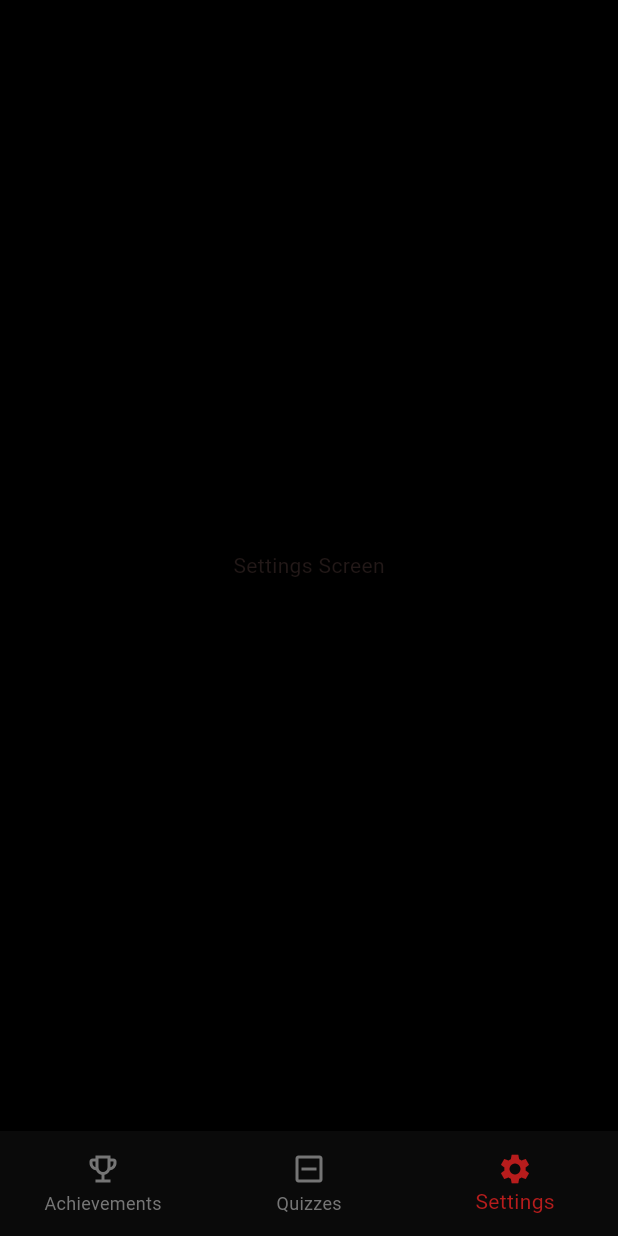
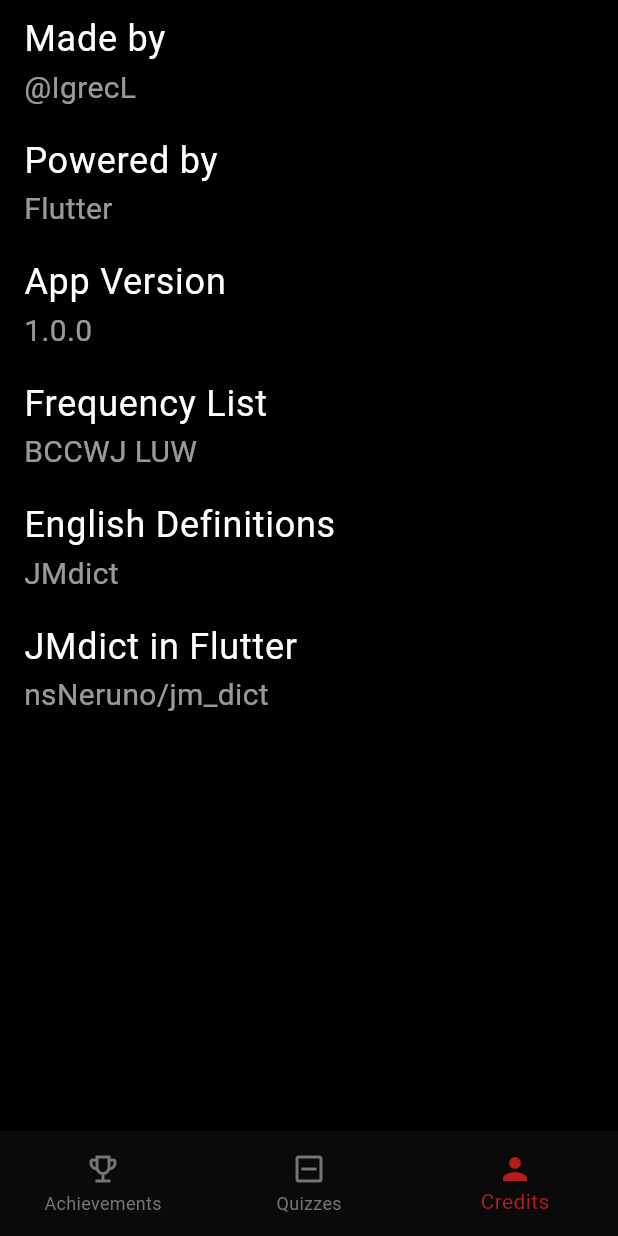
Before and after one commit to IgrecL/lets-goi, a Flutter app: the screen it shows after launch, item 3 of the bottom bar chosen, on a phone screen of 412 x 824 dp. Run offline on Flutter 3.47's test engine with Material 3 defaults, Android fonts, the phone set to English and light mode, and no system bars; our stand-ins replace shared_preferences.

Commit message:
Credits + no Anki

```diff
--- a/lib/main.dart
+++ b/lib/main.dart
@@ -1,7 +1,7 @@
 import 'package:flutter/material.dart';
 import 'package:letsgoi/screens/achievements.dart';
 import 'package:letsgoi/screens/quizzes.dart';
-import 'package:letsgoi/screens/settings.dart';
+import 'package:letsgoi/screens/credits.dart';
 
 void main() {
   runApp(const MyApp());
@@ -37,7 +37,7 @@
   final List<Widget> _children = [
     AchievementsScreen(),
     QuizzesScreen(),
-    SettingsScreen(),
+    CreditsScreen(),
   ];
 
   void onTabTapped(int index) {
@@ -69,8 +69,8 @@
               label: 'Quizzes',
             ),
             BottomNavigationBarItem(
-              icon: Icon(_currentIndex == 2 ? Icons.settings : Icons.settings_outlined),
-              label: 'Settings',
+              icon: Icon(_currentIndex == 2 ? Icons.person : Icons.person_outlined),
+              label: 'Credits',
             ),
           ],
         ),
--- /dev/null
+++ b/lib/screens/credits.dart
@@ -0,0 +1,43 @@
+import 'package:flutter/material.dart';
+import 'package:url_launcher/url_launcher.dart';
+
+void _launchURL(String url) async {
+  if (await canLaunchUrl(Uri.parse(url))) {
+    await launchUrl(Uri.parse(url));
+  } else {
+    throw 'Could not launch $url';
+  }
+}
+
+class CreditsScreen extends StatelessWidget {
+  @override
+  Widget build(BuildContext context) {
+    return Scaffold(
+      backgroundColor: Colors.black,
+      body: ListView(
+        children: [
+          _buildListTile('Made by', '@IgrecL', 'https://github.com/IgrecL/'),
+          _buildListTile('Powered by', 'Flutter', 'https://flutter.dev/'),
+          _buildListTile('App Version', '1.0.0', 'https://github.com/IgrecL/lets-goi'),
+          _buildListTile('Frequency List', 'BCCWJ LUW', 'https://clrd.ninjal.ac.jp/bccwj/en/freq-list.html'),
+          _buildListTile('English Definitions', 'JMdict', 'https://www.edrdg.org/wiki/index.php/JMdict-EDICT_Dictionary_Project'),
+          _buildListTile('JMdict in Flutter', 'nsNeruno/jm_dict', 'https://github.com/nsNeruno/jm_dict'),
+        ],
+      ),
+    );
+  }
+
+  ListTile _buildListTile(String title, String subtitle, String url) {
+    return ListTile(
+      title: Text(
+        title,
+        style: TextStyle(color: Colors.white, fontSize: 24), // Adjust the font size here
+      ),
+      subtitle: Text(
+        subtitle,
+        style: TextStyle(color: Colors.white60, fontSize: 20), // Adjust the font size here
+      ),
+      onTap: url != '' ? () => _launchURL(url) : null,
+    );
+  }
+}
--- a/lib/screens/game.dart
+++ b/lib/screens/game.dart
@@ -141,8 +141,8 @@
                           ),
                         );
                       },
-                      icon: Icon(Icons.add),
-                        label: Text('Anki', style: TextStyle(fontWeight: FontWeight.bold)),
+                      icon: Icon(Icons.question_mark),
+                        label: Text('Words', style: TextStyle(fontWeight: FontWeight.bold)),
                       backgroundColor: Colors.white,
                     ),
                   ),
--- a/lib/screens/settings.dart
+++ /dev/null
@@ -1,10 +0,0 @@
-import 'package:flutter/material.dart';
-
-class SettingsScreen extends StatelessWidget {
-  @override
-  Widget build(BuildContext context) {
-    return Center(
-      child: Text('Settings Screen'),
-    );
-  }
-}
--- a/pubspec.yaml
+++ b/pubspec.yaml
@@ -36,6 +36,7 @@
   # Use with the CupertinoIcons class for iOS style icons.
   cupertino_icons: ^1.0.2
   shared_preferences: ^2.2.2
+  url_launcher: ^6.2.4
 
 dev_dependencies:
   flutter_test:
```
Also changed, not shown: lib/screens/anki_add.dart (+11 -9 lines), pubspec.lock, 6 other files.
